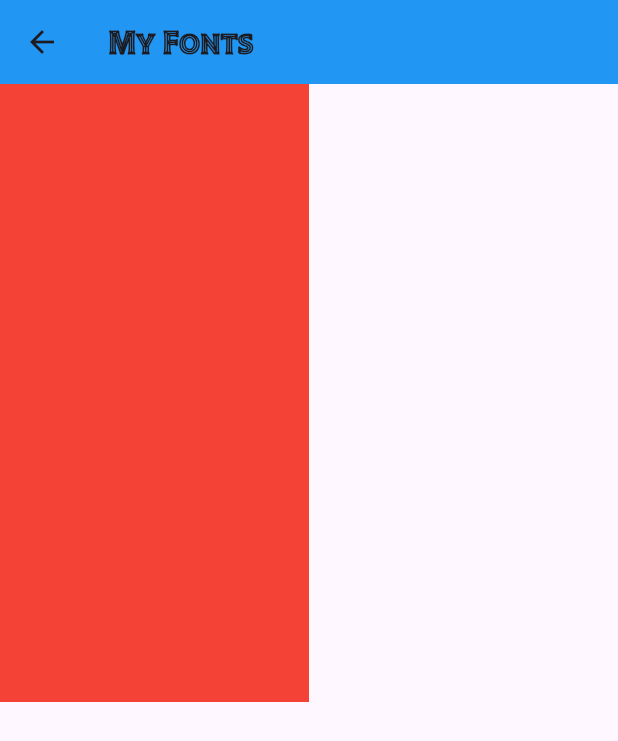
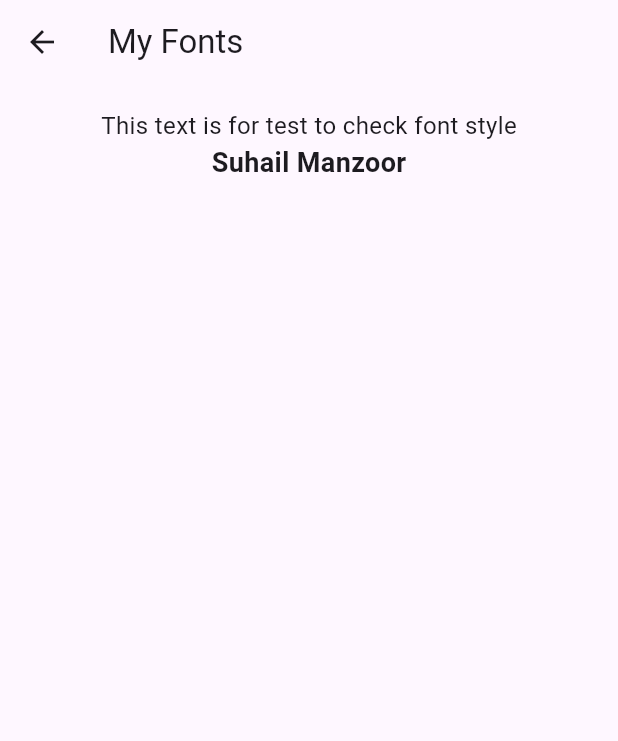
Before and after one commit to SuhAilMAnzoor/Sixth-Gridview-Gridview-dot-Builder-Navigation-Mediaqurey-Fonts, a Flutter app: the Fonts screen opened directly, on a phone screen of 412 x 824 dp. Shown: the top 741 px of the screen. Run offline on Flutter 3.47's test engine with Material 3 defaults, Android fonts, the phone set to English and light mode, and no system bars.

```diff
--- a/lib/fonts.dart
+++ b/lib/fonts.dart
@@ -1,24 +1,41 @@
 import 'package:flutter/material.dart';
-
-// fonts has 2 files Format TTF and OTF
+import 'package:sixth_gridview_navigation_mediaqurey_fonts/font_custom_colors.dart';
 class Fonts extends StatelessWidget {
   const Fonts({super.key});
-// Media Qurey
+
   @override
   Widget build(BuildContext context) {
+    // MediaQuery to get screen height dynamically
+    final double spacing = MediaQuery.of(context).size.height * 0.02;
+
     return Scaffold(
       appBar: AppBar(
-        backgroundColor: Colors.blue,
-        title: Text(
-          "My Fonts",
-          style: TextStyle(fontFamily: "Tilt", fontWeight: FontWeight.w700),
+        backgroundColor: AppColors.appBarColor, // AppBar color from AppColors
+        title: const Text(
+          "My Fonts", // Title for AppBar
         ),
       ),
-      body: Container(
-        color: Colors.red,
-        height: MediaQuery.of(context).size.height * 0.5,
-        width: MediaQuery.of(context).size.width * 0.5,
-        // get the height and width of screen
+      body: Column(
+        children: [
+          SizedBox(height: spacing), // Responsive spacing
+          const Center(
+            child: Text(
+              "This text is for test to check font style",
+              style: TextStyle(
+                fontSize: 16, // Example font size
+                color: AppColors.textColor, // Text color from AppColors
+              ),
+            ),
+          ),
+          const Text(
+            "Suhail Manzoor",
+            style: TextStyle(
+              fontSize: 18,
+              fontWeight: FontWeight.bold, // Example bold style
+              color: AppColors.textColor,
+            ),
+          ),
+        ],
       ),
     );
   }
```
